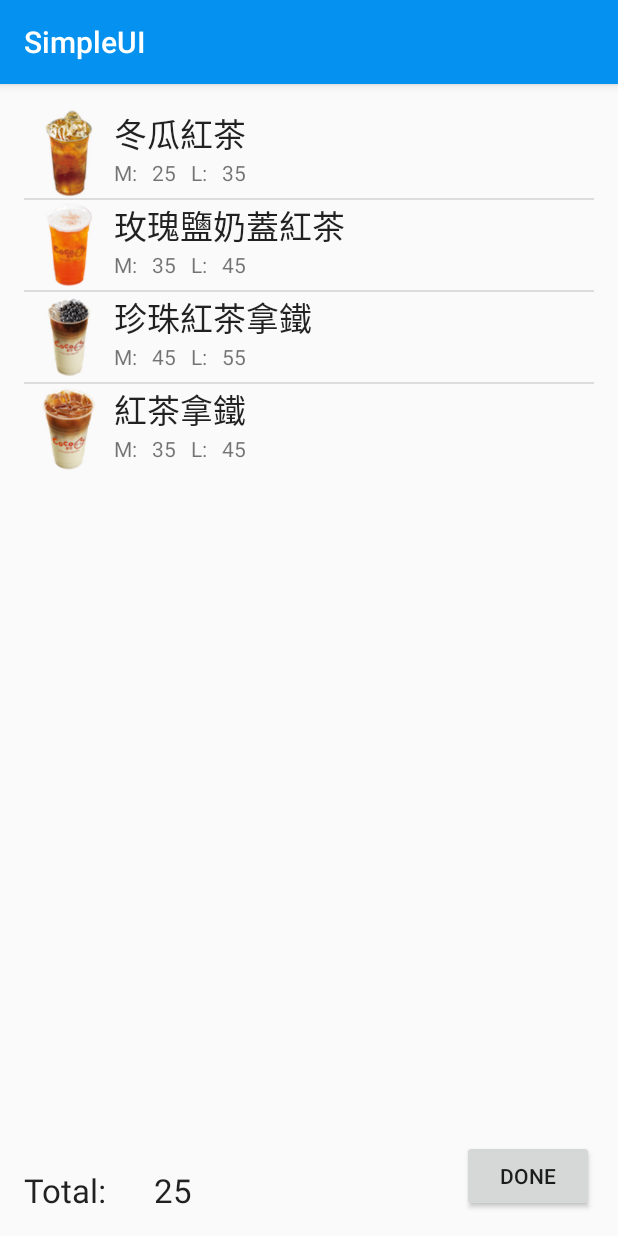
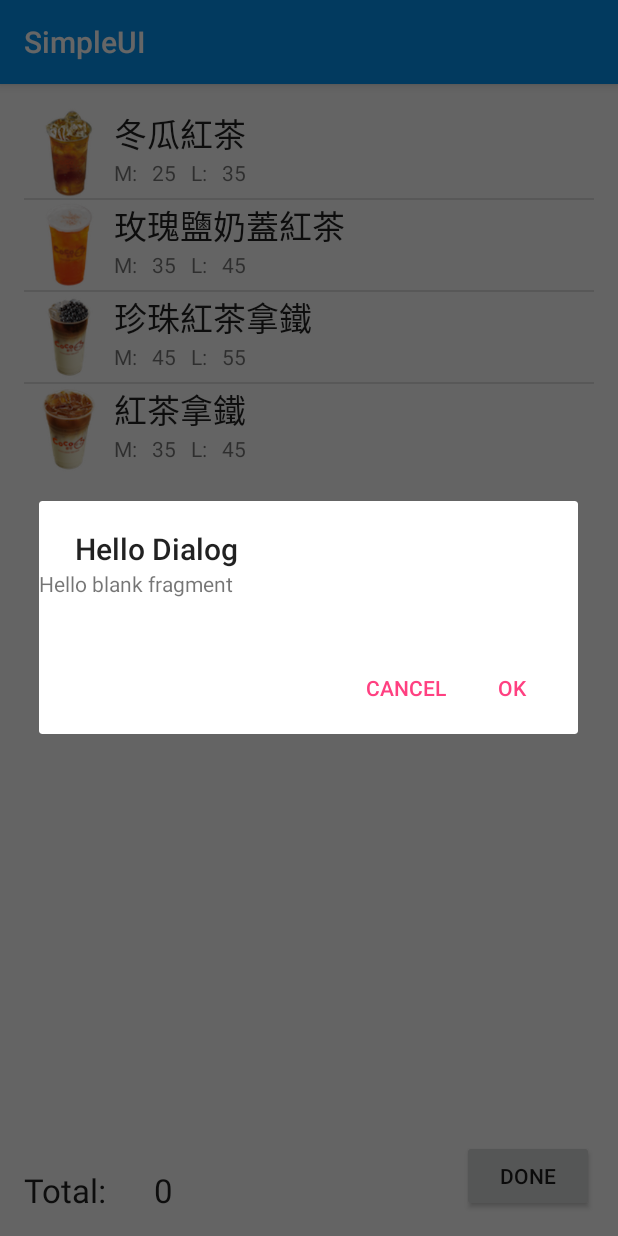
Before and after one commit to winlaii/android_270, an Android app: the DrinkMenuActivity screen opened directly, with no data from a screen before it, after a tap on "冬瓜紅茶", on a phone screen of 412 x 824 dp. Run offline under Robolectric (Android 15) with nearby library versions, the phone set to English and light mode, and no system bars.

Commit message:
add DrinkOrderDialog

```diff
--- a/SimpleUI/app/build.gradle
+++ b/SimpleUI/app/build.gradle
@@ -23,4 +23,5 @@ dependencies {
     compile fileTree(dir: 'libs', include: ['*.jar'])
     testCompile 'junit:junit:4.12'
     compile 'com.android.support:appcompat-v7:23.3.0'
+    compile 'com.android.support:support-v4:23.3.0'
 }
--- a/SimpleUI/app/src/main/java/com/example/user/simpleui/DrinkMenuActivity.java
+++ b/SimpleUI/app/src/main/java/com/example/user/simpleui/DrinkMenuActivity.java
@@ -1,5 +1,8 @@
 package com.example.user.simpleui;
 
+import android.app.Fragment;
+import android.app.FragmentManager;
+import android.app.FragmentTransaction;
 import android.content.Intent;
 import android.support.v7.app.AppCompatActivity;
 import android.os.Bundle;
@@ -15,7 +18,7 @@ import org.json.JSONObject;
 import java.util.ArrayList;
 import java.util.List;
 
-public class DrinkMenuActivity extends AppCompatActivity {
+public class DrinkMenuActivity extends AppCompatActivity implements DrinkOrderDialog.OnDrinkOrderListener {
 
     TextView totalTextView;
     ListView drinkMenuListView;
@@ -62,13 +65,28 @@ public class DrinkMenuActivity extends AppCompatActivity {
         drinkMenuListView.setOnItemClickListener(new AdapterView.OnItemClickListener() {
             @Override
             public void onItemClick(AdapterView<?> parent, View view, int position, long id) {
-                DrinkAdapter drinkAdapter = (DrinkAdapter)parent.getAdapter();
-                Drink drink = (Drink)drinkAdapter.getItem(position);
-                orders.add(drink);
-                updateTotal();
+                DrinkAdapter drinkAdapter = (DrinkAdapter) parent.getAdapter();
+                Drink drink = (Drink) drinkAdapter.getItem(position);
+                showDrinkOrderDialog(drink);
             }
         });
     }
+
+    public void showDrinkOrderDialog(Drink drink) {
+        FragmentManager fragmentManager = getFragmentManager();
+
+        FragmentTransaction ft = fragmentManager.beginTransaction();
+
+        DrinkOrderDialog dialog = DrinkOrderDialog.newInstance("", "");
+        Fragment prev = getFragmentManager().findFragmentByTag("DrinkOrderDialog");
+        if (prev != null) {
+            ft.remove(prev);
+        }
+        ft.addToBackStack(null);
+
+        dialog.show(ft, "DrinkOrderDialog");
+    }
+
     public void updateTotal()
     {
         int total = 0;
@@ -131,4 +149,9 @@ public class DrinkMenuActivity extends AppCompatActivity {
         super.onRestart();
         Log.d("Debug", "DrinkMenuActivity onRestart");
     }
+
+    @Override
+    public void onDrinkOrderFinished() {
+
+    }
 }
--- /dev/null
+++ b/SimpleUI/app/src/main/java/com/example/user/simpleui/DrinkOrderDialog.java
@@ -0,0 +1,134 @@
+                                                                                                                                                                                                                                                                                                                                                                                                                                                                                                                               package com.example.user.simpleui;
+
+import android.app.AlertDialog;
+import android.app.Dialog;
+import android.app.DialogFragment;
+import android.content.Context;
+import android.content.DialogInterface;
+import android.net.Uri;
+import android.os.Bundle;
+import android.app.Fragment;
+import android.view.LayoutInflater;
+import android.view.View;
+import android.view.ViewGroup;
+
+
+/**
+ * A simple {@link Fragment} subclass.
+ * Activities that contain this fragment must implement the
+ * {@link com.example.user.simpleui.DrinkOrderDialog.OnDrinkOrderListener} interface
+ * to handle interaction events.
+ * Use the {@link DrinkOrderDialog#newInstance} factory method to
+ * create an instance of this fragment.
+ */
+public class DrinkOrderDialog extends DialogFragment {
+    // TODO: Rename parameter arguments, choose names that match
+    // the fragment initialization parameters, e.g. ARG_ITEM_NUMBER
+    private static final String ARG_PARAM1 = "param1";
+    private static final String ARG_PARAM2 = "param2";
+
+    // TODO: Rename and change types of parameters
+    private String mParam1;
+    private String mParam2;
+
+    private OnDrinkOrderListener mListener;
+
+    public DrinkOrderDialog() {
+        // Required empty public constructor
+    }
+
+    /**
+     * Use this factory method to create a new instance of
+     * this fragment using the provided parameters.
+     *
+     * @param param1 Parameter 1.
+     * @param param2 Parameter 2.
+     * @return A new instance of fragment DrinkOrderDialog.
+     */
+    // TODO: Rename and change types and number of parameters
+    public static DrinkOrderDialog newInstance(String param1, String param2) {
+        DrinkOrderDialog fragment = new DrinkOrderDialog();
+        Bundle args = new Bundle();
+        args.putString(ARG_PARAM1, param1);
+        args.putString(ARG_PARAM2, param2);
+        fragment.setArguments(args);
+        return fragment;
+    }
+
+//Override
+//public void onCreate(Bundle savedInstanceState) {
+//   super.onCreate(savedInstanceState);
+//   if (getArguments() != null) {
+//       mParam1 = getArguments().getString(ARG_PARAM1);
+//       mParam2 = getArguments().getString(ARG_PARAM2);
+//   }
+//
+//
+//Override
+//public View onCreateView(LayoutInflater inflater, ViewGroup container,
+//                        Bundle savedInstanceState) {
+//   // Inflate the layout for this fragment
+//   return inflater.inflate(R.layout.fragment_drink_order_dialog, container, false);
+//
+
+
+    @Override
+    public Dialog onCreateDialog(Bundle savedInstanceState) {
+        if(getArguments() != null)
+        {
+            Bundle bundle = getArguments();
+        }
+
+        AlertDialog.Builder alertDialogBuilder = new AlertDialog.Builder(getActivity());
+
+        View contentView = getActivity().getLayoutInflater().inflate(R.layout.fragment_drink_order_dialog, null);
+
+        alertDialogBuilder.setView(contentView)
+                        .setTitle("Hello Dialog")
+                        .setPositiveButton("OK", new DialogInterface.OnClickListener(){
+                            @Override
+                            public void onClick(DialogInterface dialog, int which){
+
+                            }
+                    })
+                                .setNegativeButton("Cancel", new DialogInterface.OnClickListener() {
+                                    @Override
+                                    public void onClick(DialogInterface dialog, int which) {
+                                    }
+                                });
+        return alertDialogBuilder.create();
+    }
+
+
+    @Override
+    public void onAttach(Context context) {
+        super.onAttach(context);
+        if (context instanceof OnDrinkOrderListener) {
+            mListener = (OnDrinkOrderListener) context;
+        } else {
+            throw new RuntimeException(context.toString()
+                    + " must implement OnFragmentInteractionListener");
+        }
+    }
+
+    @Override
+    public void onDetach() {
+        super.onDetach();
+        mListener = null;
+    }
+
+    /**
+     * This interface must be implemented by activities that contain this
+     * fragment to allow an interaction in this fragment to be communicated
+     * to the activity and potentially other fragments contained in that
+     * activity.
+     * <p/>
+     * See the Android Training lesson <a href=
+     * "http://developer.android.com/training/basics/fragments/communicating.html"
+     * >Communicating with Other Fragments</a> for more information.
+     */
+    public interface OnDrinkOrderListener {
+        // TODO: Update argument type and name
+        void onDrinkOrderFinished();
+    }
+}
--- a/SimpleUI/app/src/main/res/layout/activity_drink_menu.xml
+++ b/SimpleUI/app/src/main/res/layout/activity_drink_menu.xml
@@ -7,7 +7,8 @@
     android:paddingLeft="@dimen/activity_horizontal_margin"
     android:paddingRight="@dimen/activity_horizontal_margin"
     android:paddingTop="@dimen/activity_vertical_margin"
-    tools:context="com.example.user.simpleui.DrinkMenuActivity">
+    tools:context="com.example.user.simpleui.DrinkMenuActivity"
+    android:id="@+id/root">
 
     <ListView
         android:layout_width="wrap_content"
--- /dev/null
+++ b/SimpleUI/app/src/main/res/layout/fragment_drink_order_dialog.xml
@@ -0,0 +1,13 @@
+<FrameLayout xmlns:android="http://schemas.android.com/apk/res/android"
+    xmlns:tools="http://schemas.android.com/tools"
+    android:layout_width="match_parent"
+    android:layout_height="match_parent"
+    tools:context="com.example.user.simpleui.DrinkOrderDialog">
+
+    <!-- TODO: Update blank fragment layout -->
+    <TextView
+        android:layout_width="match_parent"
+        android:layout_height="match_parent"
+        android:text="@string/hello_blank_fragment" />
+
+</FrameLayout>
--- a/SimpleUI/app/src/main/res/values/strings.xml
+++ b/SimpleUI/app/src/main/res/values/strings.xml
@@ -1,3 +1,6 @@
 <resources>
     <string name="app_name">SimpleUI</string>
+
+    <!-- TODO: Remove or change this placeholder text -->
+    <string name="hello_blank_fragment">Hello blank fragment</string>
 </resources>
```
